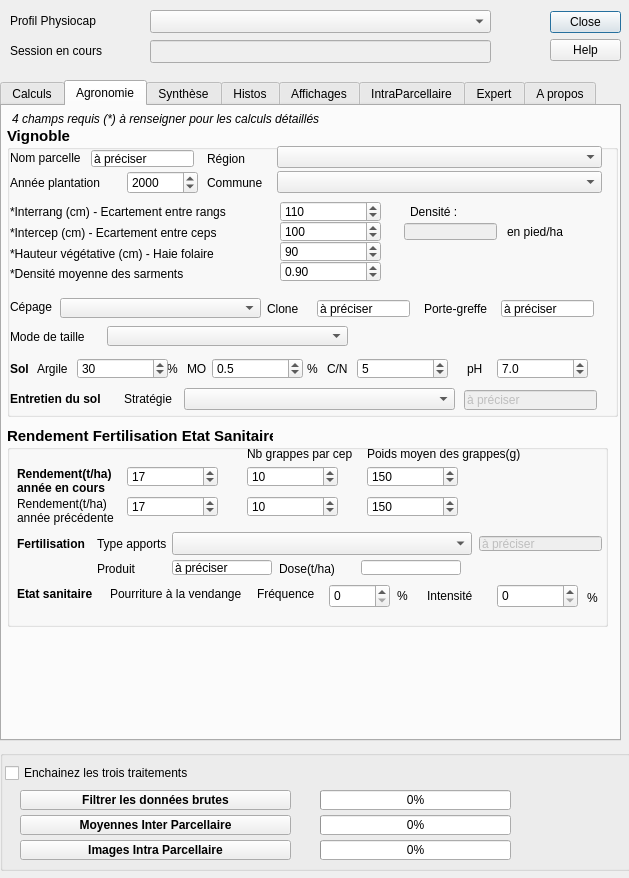
jhemmi/Physiocap3, file Physiocap3_dialog_base.ui: the form before one commit.
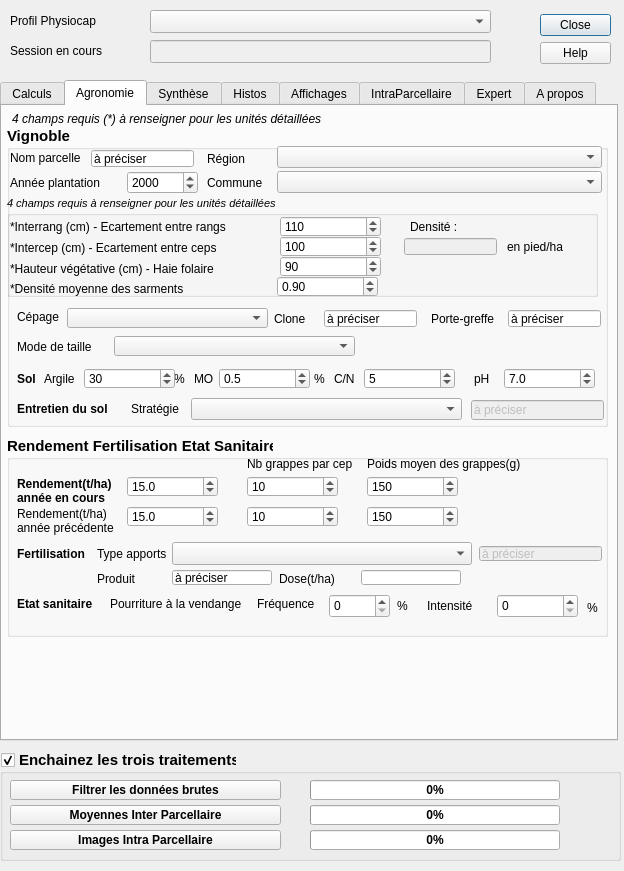
The form after the commit. The open tabs and pages were chosen to show the change.

```diff
--- a/Physiocap3_dialog_base.ui
+++ b/Physiocap3_dialog_base.ui
@@ -6,8 +6,8 @@
    <rect>
     <x>0</x>
     <y>0</y>
-    <width>629</width>
-    <height>878</height>
+    <width>624</width>
+    <height>871</height>
    </rect>
   </property>
   <property name="minimumSize">
@@ -31,8 +31,8 @@
   <widget class="QDialogButtonBox" name="buttonBox">
    <property name="geometry">
     <rect>
-     <x>550</x>
-     <y>5</y>
+     <x>540</x>
+     <y>8</y>
      <width>71</width>
      <height>61</height>
     </rect>
@@ -75,7 +75,7 @@
     <rect>
      <x>0</x>
      <y>80</y>
-     <width>621</width>
+     <width>618</width>
      <height>661</height>
     </rect>
    </property>
@@ -977,8 +977,8 @@
       <rect>
        <x>5</x>
        <y>20</y>
-       <width>611</width>
-       <height>291</height>
+       <width>601</width>
+       <height>301</height>
       </rect>
      </property>
      <property name="sizePolicy">
@@ -1009,284 +1009,11 @@
      <property name="checkable">
       <bool>false</bool>
      </property>
-     <widget class="QLabel" name="lab_51">
-      <property name="geometry">
-       <rect>
-        <x>3</x>
-        <y>75</y>
-        <width>251</width>
-        <height>21</height>
-       </rect>
-      </property>
-      <property name="sizePolicy">
-       <sizepolicy hsizetype="Minimum" vsizetype="Fixed">
-        <horstretch>0</horstretch>
-        <verstretch>0</verstretch>
-       </sizepolicy>
-      </property>
-      <property name="font">
-       <font>
-        <pointsize>9</pointsize>
-       </font>
-      </property>
-      <property name="text">
-       <string>*Interrang (cm) - Ecartement entre rangs</string>
-      </property>
-     </widget>
-     <widget class="QSpinBox" name="spinBoxInterrangs">
-      <property name="geometry">
-       <rect>
-        <x>273</x>
-        <y>75</y>
-        <width>101</width>
-        <height>21</height>
-       </rect>
-      </property>
-      <property name="font">
-       <font>
-        <pointsize>9</pointsize>
-       </font>
-      </property>
-      <property name="minimum">
-       <number>70</number>
-      </property>
-      <property name="maximum">
-       <number>500</number>
-      </property>
-      <property name="singleStep">
-       <number>5</number>
-      </property>
-      <property name="value">
-       <number>110</number>
-      </property>
-     </widget>
-     <widget class="QLabel" name="lab_52">
-      <property name="geometry">
-       <rect>
-        <x>3</x>
-        <y>96</y>
-        <width>261</width>
-        <height>21</height>
-       </rect>
-      </property>
-      <property name="sizePolicy">
-       <sizepolicy hsizetype="Minimum" vsizetype="Fixed">
-        <horstretch>0</horstretch>
-        <verstretch>0</verstretch>
-       </sizepolicy>
-      </property>
-      <property name="font">
-       <font>
-        <pointsize>9</pointsize>
-       </font>
-      </property>
-      <property name="text">
-       <string>*Intercep (cm) - Ecartement entre ceps</string>
-      </property>
-     </widget>
-     <widget class="QSpinBox" name="spinBoxInterceps">
-      <property name="geometry">
-       <rect>
-        <x>273</x>
-        <y>95</y>
-        <width>101</width>
-        <height>21</height>
-       </rect>
-      </property>
-      <property name="font">
-       <font>
-        <pointsize>9</pointsize>
-       </font>
-      </property>
-      <property name="minimum">
-       <number>50</number>
-      </property>
-      <property name="maximum">
-       <number>250</number>
-      </property>
-      <property name="singleStep">
-       <number>5</number>
-      </property>
-      <property name="value">
-       <number>100</number>
-      </property>
-     </widget>
-     <widget class="QLabel" name="lab_55">
-      <property name="geometry">
-       <rect>
-        <x>3</x>
-        <y>117</y>
-        <width>291</width>
-        <height>21</height>
-       </rect>
-      </property>
-      <property name="sizePolicy">
-       <sizepolicy hsizetype="Minimum" vsizetype="Fixed">
-        <horstretch>0</horstretch>
-        <verstretch>0</verstretch>
-       </sizepolicy>
-      </property>
-      <property name="font">
-       <font>
-        <pointsize>9</pointsize>
-       </font>
-      </property>
-      <property name="text">
-       <string>*Hauteur végétative (cm) - Haie folaire</string>
-      </property>
-     </widget>
-     <widget class="QSpinBox" name="spinBoxHauteur">
-      <property name="geometry">
-       <rect>
-        <x>273</x>
-        <y>115</y>
-        <width>101</width>
-        <height>21</height>
-       </rect>
-      </property>
-      <property name="font">
-       <font>
-        <pointsize>9</pointsize>
-       </font>
-      </property>
-      <property name="minimum">
-       <number>30</number>
-      </property>
-      <property name="maximum">
-       <number>200</number>
-      </property>
-      <property name="singleStep">
-       <number>5</number>
-      </property>
-      <property name="value">
-       <number>90</number>
-      </property>
-     </widget>
-     <widget class="QLabel" name="lab_56">
-      <property name="geometry">
-       <rect>
-        <x>3</x>
-        <y>137</y>
-        <width>221</width>
-        <height>21</height>
-       </rect>
-      </property>
-      <property name="sizePolicy">
-       <sizepolicy hsizetype="Minimum" vsizetype="Fixed">
-        <horstretch>0</horstretch>
-        <verstretch>0</verstretch>
-       </sizepolicy>
-      </property>
-      <property name="font">
-       <font>
-        <pointsize>9</pointsize>
-       </font>
-      </property>
-      <property name="text">
-       <string>*Densité moyenne des sarments</string>
-      </property>
-     </widget>
-     <widget class="QDoubleSpinBox" name="doubleSpinBoxDensite">
-      <property name="geometry">
-       <rect>
-        <x>273</x>
-        <y>135</y>
-        <width>101</width>
-        <height>21</height>
-       </rect>
-      </property>
-      <property name="font">
-       <font>
-        <pointsize>9</pointsize>
-       </font>
-      </property>
-      <property name="toolTip">
-       <string>&lt;html&gt;&lt;head/&gt;&lt;body&gt;&lt;p&gt;&lt;span style=&quot; font-size:10pt; color:#00aa00;&quot;&gt;Cette densité est utilisée dans le calcul de Biomasse en kg. La valeur 0,9 est une mesure moyenne dans la région Champagne. Mais la densité de vos bois dépend du cépage et des conditions météo.&lt;/span&gt;&lt;/p&gt;&lt;p&gt;&lt;span style=&quot; font-size:10pt; font-style:italic; color:#00aa00;&quot;&gt;Astuce : cette densité est un réel biais si vous comparez l'indice de biomasse à des pesées de bois de taille. Dans ce cas, prenez le temps de faire une mesure réelle de la densité de vos sarments, avant de préciser votre densité moyenne des sarments.&lt;/span&gt;&lt;/p&gt;&lt;/body&gt;&lt;/html&gt;</string>
-      </property>
-      <property name="decimals">
-       <number>2</number>
-      </property>
-      <property name="minimum">
-       <double>0.500000000000000</double>
-      </property>
-      <property name="maximum">
-       <double>1.000000000000000</double>
-      </property>
-      <property name="singleStep">
-       <double>0.050000000000000</double>
-      </property>
-      <property name="value">
-       <double>0.900000000000000</double>
-      </property>
-     </widget>
-     <widget class="QLabel" name="lab_53">
-      <property name="geometry">
-       <rect>
-        <x>403</x>
-        <y>75</y>
-        <width>71</width>
-        <height>21</height>
-       </rect>
-      </property>
-      <property name="font">
-       <font>
-        <pointsize>9</pointsize>
-       </font>
-      </property>
-      <property name="text">
-       <string>Densité :</string>
-      </property>
-     </widget>
-     <widget class="QLineEdit" name="lineEditDensite">
-      <property name="enabled">
-       <bool>false</bool>
-      </property>
-      <property name="geometry">
-       <rect>
-        <x>393</x>
-        <y>93</y>
-        <width>101</width>
-        <height>25</height>
-       </rect>
-      </property>
-      <property name="font">
-       <font>
-        <pointsize>9</pointsize>
-       </font>
-      </property>
-      <property name="inputMethodHints">
-       <set>Qt::ImhDialableCharactersOnly</set>
-      </property>
-      <property name="maxLength">
-       <number>50</number>
-      </property>
-      <property name="dragEnabled">
-       <bool>true</bool>
-      </property>
-     </widget>
-     <widget class="QLabel" name="lab_54">
-      <property name="geometry">
-       <rect>
-        <x>500</x>
-        <y>95</y>
-        <width>81</width>
-        <height>21</height>
-       </rect>
-      </property>
-      <property name="font">
-       <font>
-        <pointsize>9</pointsize>
-       </font>
-      </property>
-      <property name="text">
-       <string>en pied/ha</string>
-      </property>
-     </widget>
      <widget class="QComboBox" name="comboBoxCepage">
       <property name="geometry">
        <rect>
-        <x>53</x>
-        <y>172</y>
+        <x>60</x>
+        <y>182</y>
         <width>201</width>
         <height>20</height>
        </rect>
@@ -1303,8 +1030,8 @@
      <widget class="QLabel" name="lab_57">
       <property name="geometry">
        <rect>
-        <x>3</x>
-        <y>170</y>
+        <x>10</x>
+        <y>180</y>
         <width>61</width>
         <height>21</height>
        </rect>
@@ -1327,8 +1054,8 @@
      <widget class="QLineEdit" name="lineEditPorteGreffe">
       <property name="geometry">
        <rect>
-        <x>490</x>
-        <y>170</y>
+        <x>497</x>
+        <y>180</y>
         <width>101</width>
         <height>25</height>
        </rect>
@@ -1351,8 +1078,8 @@
      <widget class="QLabel" name="label_6">
       <property name="geometry">
        <rect>
-        <x>417</x>
-        <y>172</y>
+        <x>424</x>
+        <y>182</y>
         <width>71</width>
         <height>22</height>
        </rect>
@@ -1369,8 +1096,8 @@
      <widget class="QLineEdit" name="lineEditClone">
       <property name="geometry">
        <rect>
-        <x>306</x>
-        <y>170</y>
+        <x>313</x>
+        <y>180</y>
         <width>101</width>
         <height>25</height>
        </rect>
@@ -1393,8 +1120,8 @@
      <widget class="QLabel" name="label">
       <property name="geometry">
        <rect>
-        <x>260</x>
-        <y>172</y>
+        <x>267</x>
+        <y>182</y>
         <width>67</width>
         <height>22</height>
        </rect>
@@ -1579,8 +1306,8 @@
      <widget class="QLabel" name="label_10">
       <property name="geometry">
        <rect>
-        <x>160</x>
-        <y>230</y>
+        <x>167</x>
+        <y>240</y>
         <width>11</width>
         <height>26</height>
        </rect>
@@ -1597,8 +1324,8 @@
      <widget class="QLabel" name="label_9">
       <property name="geometry">
        <rect>
-        <x>30</x>
-        <y>230</y>
+        <x>37</x>
+        <y>240</y>
         <width>41</width>
         <height>26</height>
        </rect>
@@ -1615,8 +1342,8 @@
      <widget class="QLabel" name="label_PH">
       <property name="geometry">
        <rect>
-        <x>460</x>
-        <y>230</y>
+        <x>467</x>
+        <y>240</y>
         <width>21</width>
         <height>26</height>
        </rect>
@@ -1633,8 +1360,8 @@
      <widget class="QLabel" name="label_11">
       <property name="geometry">
        <rect>
-        <x>180</x>
-        <y>230</y>
+        <x>187</x>
+        <y>240</y>
         <width>24</width>
         <height>26</height>
        </rect>
@@ -1651,8 +1378,8 @@
      <widget class="QLabel" name="label_16">
       <property name="geometry">
        <rect>
-        <x>3</x>
-        <y>230</y>
+        <x>10</x>
+        <y>240</y>
         <width>31</width>
         <height>26</height>
        </rect>
@@ -1671,8 +1398,8 @@
      <widget class="QComboBox" name="comboBoxStrategieSol">
       <property name="geometry">
        <rect>
-        <x>177</x>
-        <y>262</y>
+        <x>184</x>
+        <y>272</y>
         <width>271</width>
         <height>22</height>
        </rect>
@@ -1686,8 +1413,8 @@
      <widget class="QLabel" name="label_30">
       <property name="geometry">
        <rect>
-        <x>3</x>
-        <y>260</y>
+        <x>10</x>
+        <y>270</y>
         <width>122</width>
         <height>25</height>
        </rect>
@@ -1706,8 +1433,8 @@
      <widget class="QLabel" name="label_29">
       <property name="geometry">
        <rect>
-        <x>117</x>
-        <y>260</y>
+        <x>124</x>
+        <y>270</y>
         <width>71</width>
         <height>25</height>
        </rect>
@@ -1727,8 +1454,8 @@
       </property>
       <property name="geometry">
        <rect>
-        <x>453</x>
-        <y>260</y>
+        <x>460</x>
+        <y>270</y>
         <width>141</width>
         <height>28</height>
        </rect>
@@ -1760,8 +1487,8 @@
      <widget class="QLabel" name="lab_58">
       <property name="geometry">
        <rect>
-        <x>3</x>
-        <y>200</y>
+        <x>10</x>
+        <y>210</y>
         <width>121</width>
         <height>21</height>
        </rect>
@@ -1786,8 +1513,8 @@
      <widget class="QComboBox" name="comboBoxTaille">
       <property name="geometry">
        <rect>
-        <x>100</x>
-        <y>200</y>
+        <x>107</x>
+        <y>210</y>
         <width>241</width>
         <height>20</height>
        </rect>
@@ -1801,8 +1528,8 @@
      <widget class="QLabel" name="label_14">
       <property name="geometry">
        <rect>
-        <x>320</x>
-        <y>230</y>
+        <x>327</x>
+        <y>240</y>
         <width>21</width>
         <height>26</height>
        </rect>
@@ -1819,8 +1546,8 @@
      <widget class="QSpinBox" name="spinBoxArgile">
       <property name="geometry">
        <rect>
-        <x>70</x>
-        <y>232</y>
+        <x>77</x>
+        <y>242</y>
         <width>91</width>
         <height>21</height>
        </rect>
@@ -1855,8 +1582,8 @@
      <widget class="QDoubleSpinBox" name="doubleSpinBoxMO">
       <property name="geometry">
        <rect>
-        <x>205</x>
-        <y>232</y>
+        <x>212</x>
+        <y>242</y>
         <width>91</width>
         <height>21</height>
        </rect>
@@ -1891,8 +1618,8 @@
      <widget class="QSpinBox" name="spinBoxCsurN">
       <property name="geometry">
        <rect>
-        <x>350</x>
-        <y>232</y>
+        <x>357</x>
+        <y>242</y>
         <width>91</width>
         <height>21</height>
        </rect>
@@ -1927,8 +1654,8 @@
      <widget class="QDoubleSpinBox" name="doubleSpinBoxPH">
       <property name="geometry">
        <rect>
-        <x>490</x>
-        <y>232</y>
+        <x>497</x>
+        <y>242</y>
         <width>91</width>
         <height>21</height>
        </rect>
@@ -1963,8 +1690,8 @@
      <widget class="QLabel" name="label_12">
       <property name="geometry">
        <rect>
-        <x>300</x>
-        <y>230</y>
+        <x>307</x>
+        <y>240</y>
         <width>11</width>
         <height>26</height>
        </rect>
@@ -1978,6 +1705,298 @@
        <string>%</string>
       </property>
      </widget>
+     <widget class="QGroupBox" name="groupBoxQuatresRequis">
+      <property name="geometry">
+       <rect>
+        <x>0</x>
+        <y>70</y>
+        <width>591</width>
+        <height>101</height>
+       </rect>
+      </property>
+      <property name="font">
+       <font>
+        <pointsize>8</pointsize>
+        <italic>true</italic>
+       </font>
+      </property>
+      <property name="title">
+       <string>4 champs requis à renseigner pour les unités détaillées</string>
+      </property>
+      <widget class="QLabel" name="lab_54">
+       <property name="geometry">
+        <rect>
+         <x>500</x>
+         <y>40</y>
+         <width>81</width>
+         <height>21</height>
+        </rect>
+       </property>
+       <property name="font">
+        <font>
+         <pointsize>9</pointsize>
+        </font>
+       </property>
+       <property name="text">
+        <string>en pied/ha</string>
+       </property>
+      </widget>
+      <widget class="QSpinBox" name="spinBoxInterrangs">
+       <property name="geometry">
+        <rect>
+         <x>273</x>
+         <y>20</y>
+         <width>101</width>
+         <height>21</height>
+        </rect>
+       </property>
+       <property name="font">
+        <font>
+         <pointsize>9</pointsize>
+        </font>
+       </property>
+       <property name="minimum">
+        <number>70</number>
+       </property>
+       <property name="maximum">
+        <number>500</number>
+       </property>
+       <property name="singleStep">
+        <number>5</number>
+       </property>
+       <property name="value">
+        <number>110</number>
+       </property>
+      </widget>
+      <widget class="QLabel" name="lab_52">
+       <property name="geometry">
+        <rect>
+         <x>3</x>
+         <y>41</y>
+         <width>261</width>
+         <height>21</height>
+        </rect>
+       </property>
+       <property name="sizePolicy">
+        <sizepolicy hsizetype="Minimum" vsizetype="Fixed">
+         <horstretch>0</horstretch>
+         <verstretch>0</verstretch>
+        </sizepolicy>
+       </property>
+       <property name="font">
+        <font>
+         <pointsize>9</pointsize>
+        </font>
+       </property>
+       <property name="text">
+        <string>*Intercep (cm) - Ecartement entre ceps</string>
+       </property>
+      </widget>
+      <widget class="QSpinBox" name="spinBoxHauteur">
+       <property name="geometry">
+        <rect>
+         <x>273</x>
+         <y>60</y>
+         <width>101</width>
+         <height>21</height>
+        </rect>
+       </property>
+       <property name="font">
+        <font>
+         <pointsize>9</pointsize>
+        </font>
+       </property>
+       <property name="minimum">
+        <number>30</number>
+       </property>
+       <property name="maximum">
+        <number>200</number>
+       </property>
+       <property name="singleStep">
+        <number>5</number>
+       </property>
+       <property name="value">
+        <number>90</number>
+       </property>
+      </widget>
+      <widget class="QLabel" name="lab_56">
+       <property name="geometry">
+        <rect>
+         <x>3</x>
+         <y>82</y>
+         <width>231</width>
+         <height>21</height>
+        </rect>
+       </property>
+       <property name="sizePolicy">
+        <sizepolicy hsizetype="Minimum" vsizetype="Fixed">
+         <horstretch>0</horstretch>
+         <verstretch>0</verstretch>
+        </sizepolicy>
+       </property>
+       <property name="font">
+        <font>
+         <pointsize>9</pointsize>
+        </font>
+       </property>
+       <property name="text">
+        <string>*Densité moyenne des sarments</string>
+       </property>
+      </widget>
+      <widget class="QSpinBox" name="spinBoxInterceps">
+       <property name="geometry">
+        <rect>
+         <x>273</x>
+         <y>40</y>
+         <width>101</width>
+         <height>21</height>
+        </rect>
+       </property>
+       <property name="font">
+        <font>
+         <pointsize>9</pointsize>
+        </font>
+       </property>
+       <property name="minimum">
+        <number>50</number>
+       </property>
+       <property name="maximum">
+        <number>250</number>
+       </property>
+       <property name="singleStep">
+        <number>5</number>
+       </property>
+       <property name="value">
+        <number>100</number>
+       </property>
+      </widget>
+      <widget class="QDoubleSpinBox" name="doubleSpinBoxDensite">
+       <property name="geometry">
+        <rect>
+         <x>270</x>
+         <y>80</y>
+         <width>101</width>
+         <height>21</height>
+        </rect>
+       </property>
+       <property name="font">
+        <font>
+         <pointsize>9</pointsize>
+        </font>
+       </property>
+       <property name="toolTip">
+        <string>&lt;html&gt;&lt;head/&gt;&lt;body&gt;&lt;p&gt;&lt;span style=&quot; font-size:10pt; color:#00aa00;&quot;&gt;Cette densité est utilisée dans le calcul de Biomasse en kg. La valeur 0,9 est une mesure moyenne dans la région Champagne. Mais la densité de vos bois dépend du cépage et des conditions météo.&lt;/span&gt;&lt;/p&gt;&lt;p&gt;&lt;span style=&quot; font-size:10pt; font-style:italic; color:#00aa00;&quot;&gt;Astuce : cette densité est un réel biais si vous comparez l'indice de biomasse à des pesées de bois de taille. Dans ce cas, prenez le temps de faire une mesure réelle de la densité de vos sarments, avant de préciser votre densité moyenne des sarments.&lt;/span&gt;&lt;/p&gt;&lt;/body&gt;&lt;/html&gt;</string>
+       </property>
+       <property name="decimals">
+        <number>2</number>
+       </property>
+       <property name="minimum">
+        <double>0.500000000000000</double>
+       </property>
+       <property name="maximum">
+        <double>1.000000000000000</double>
+       </property>
+       <property name="singleStep">
+        <double>0.050000000000000</double>
+       </property>
+       <property name="value">
+        <double>0.900000000000000</double>
+       </property>
+      </widget>
+      <widget class="QLabel" name="lab_53">
+       <property name="geometry">
+        <rect>
+         <x>403</x>
+         <y>20</y>
+         <width>71</width>
+         <height>21</height>
+        </rect>
+       </property>
+       <property name="font">
+        <font>
+         <pointsize>9</pointsize>
+        </font>
+       </property>
+       <property name="text">
+        <string>Densité :</string>
+       </property>
+      </widget>
+      <widget class="QLabel" name="lab_55">
+       <property name="geometry">
+        <rect>
+         <x>3</x>
+         <y>62</y>
+         <width>251</width>
+         <height>21</height>
+        </rect>
+       </property>
+       <property name="sizePolicy">
+        <sizepolicy hsizetype="Minimum" vsizetype="Fixed">
+         <horstretch>0</horstretch>
+         <verstretch>0</verstretch>
+        </sizepolicy>
+       </property>
+       <property name="font">
+        <font>
+         <pointsize>9</pointsize>
+        </font>
+       </property>
+       <property name="text">
+        <string>*Hauteur végétative (cm) - Haie folaire</string>
+       </property>
+      </widget>
+      <widget class="QLineEdit" name="lineEditDensite">
+       <property name="enabled">
+        <bool>false</bool>
+       </property>
+       <property name="geometry">
+        <rect>
+         <x>393</x>
+         <y>38</y>
+         <width>101</width>
+         <height>25</height>
+        </rect>
+       </property>
+       <property name="font">
+        <font>
+         <pointsize>9</pointsize>
+        </font>
+       </property>
+       <property name="inputMethodHints">
+        <set>Qt::ImhDialableCharactersOnly</set>
+       </property>
+       <property name="maxLength">
+        <number>50</number>
+       </property>
+       <property name="dragEnabled">
+        <bool>true</bool>
+       </property>
+      </widget>
+      <widget class="QLabel" name="lab_51">
+       <property name="geometry">
+        <rect>
+         <x>3</x>
+         <y>20</y>
+         <width>251</width>
+         <height>21</height>
+        </rect>
+       </property>
+       <property name="sizePolicy">
+        <sizepolicy hsizetype="Minimum" vsizetype="Fixed">
+         <horstretch>0</horstretch>
+         <verstretch>0</verstretch>
+        </sizepolicy>
+       </property>
+       <property name="font">
+        <font>
+         <pointsize>9</pointsize>
+        </font>
+       </property>
+       <property name="text">
+        <string>*Interrang (cm) - Ecartement entre rangs</string>
+       </property>
+      </widget>
+     </widget>
     </widget>
     <widget class="QLabel" name="lab_50">
      <property name="enabled">
@@ -2004,7 +2023,7 @@
       </font>
      </property>
      <property name="text">
-      <string>4 champs requis (*) à renseigner pour les calculs détaillés</string>
+      <string>4 champs requis (*) à renseigner pour les unités détaillées</string>
      </property>
     </widget>
     <widget class="QGroupBox" name="groupBoxAgroSaisie">
@@ -2014,7 +2033,7 @@
      <property name="geometry">
       <rect>
        <x>5</x>
-       <y>320</y>
+       <y>330</y>
        <width>601</width>
        <height>201</height>
       </rect>
@@ -2145,42 +2164,6 @@
        <string>Poids moyen des grappes(g)</string>
       </property>
      </widget>
-     <widget class="QSpinBox" name="spinBoxRendement">
-      <property name="geometry">
-       <rect>
-        <x>120</x>
-        <y>40</y>
-        <width>91</width>
-        <height>21</height>
-       </rect>
-      </property>
-      <property name="font">
-       <font>
-        <pointsize>9</pointsize>
-       </font>
-      </property>
-      <property name="inputMethodHints">
-       <set>Qt::ImhDigitsOnly</set>
-      </property>
-      <property name="specialValueText">
-       <string>Inconnu</string>
-      </property>
-      <property name="minimum">
-       <number>1</number>
-      </property>
-      <property name="maximum">
-       <number>50</number>
-      </property>
-      <property name="singleStep">
-       <number>1</number>
-      </property>
-      <property name="value">
-       <number>15</number>
-      </property>
-      <property name="displayIntegerBase">
-       <number>8</number>
-      </property>
-     </widget>
      <widget class="QSpinBox" name="spinBoxNbGrappes">
       <property name="geometry">
        <rect>
@@ -2352,42 +2335,6 @@
        <number>10</number>
       </property>
      </widget>
-     <widget class="QSpinBox" name="spinBoxRendement_N1">
-      <property name="geometry">
-       <rect>
-        <x>120</x>
-        <y>70</y>
-        <width>91</width>
-        <height>21</height>
-       </rect>
-      </property>
-      <property name="font">
-       <font>
-        <pointsize>9</pointsize>
-       </font>
-      </property>
-      <property name="inputMethodHints">
-       <set>Qt::ImhDigitsOnly</set>
-      </property>
-      <property name="specialValueText">
-       <string>Inconnu</string>
-      </property>
-      <property name="minimum">
-       <number>1</number>
-      </property>
-      <property name="maximum">
-       <number>50</number>
-      </property>
-      <property name="singleStep">
-       <number>1</number>
-      </property>
-      <property name="value">
-       <number>15</number>
-      </property>
-      <property name="displayIntegerBase">
-       <number>8</number>
-      </property>
-     </widget>
      <widget class="QComboBox" name="comboBoxTypeApportFert">
       <property name="geometry">
        <rect>
@@ -2782,6 +2729,78 @@
        <string>%</string>
       </property>
      </widget>
+     <widget class="QDoubleSpinBox" name="doubleSpinBoxRendement">
+      <property name="geometry">
+       <rect>
+        <x>120</x>
+        <y>40</y>
+        <width>91</width>
+        <height>21</height>
+       </rect>
+      </property>
+      <property name="font">
+       <font>
+        <pointsize>9</pointsize>
+       </font>
+      </property>
+      <property name="toolTip">
+       <string>&lt;html&gt;&lt;head/&gt;&lt;body&gt;&lt;p&gt;&lt;span style=&quot; font-size:10pt; color:#00aa00;&quot;&gt;Cette densité est utilisée dans le calcul de Biomasse en kg. La valeur 0,9 est une mesure moyenne dans la région Champagne. Mais la densité de vos bois dépend du cépage et des conditions météo.&lt;/span&gt;&lt;/p&gt;&lt;p&gt;&lt;span style=&quot; font-size:10pt; font-style:italic; color:#00aa00;&quot;&gt;Astuce : cette densité est un réel biais si vous comparez l'indice de biomasse à des pesées de bois de taille. Dans ce cas, prenez le temps de faire une mesure réelle de la densité de vos sarments, avant de préciser votre densité moyenne des sarments.&lt;/span&gt;&lt;/p&gt;&lt;/body&gt;&lt;/html&gt;</string>
+      </property>
+      <property name="specialValueText">
+       <string>Inconnu</string>
+      </property>
+      <property name="decimals">
+       <number>1</number>
+      </property>
+      <property name="minimum">
+       <double>0.000000000000000</double>
+      </property>
+      <property name="maximum">
+       <double>45.000000000000000</double>
+      </property>
+      <property name="singleStep">
+       <double>5.000000000000000</double>
+      </property>
+      <property name="value">
+       <double>15.000000000000000</double>
+      </property>
+     </widget>
+     <widget class="QDoubleSpinBox" name="doubleSpinBoxRendement_N1">
+      <property name="geometry">
+       <rect>
+        <x>120</x>
+        <y>70</y>
+        <width>91</width>
+        <height>21</height>
+       </rect>
+      </property>
+      <property name="font">
+       <font>
+        <pointsize>9</pointsize>
+       </font>
+      </property>
+      <property name="toolTip">
+       <string>&lt;html&gt;&lt;head/&gt;&lt;body&gt;&lt;p&gt;&lt;span style=&quot; font-size:10pt; color:#00aa00;&quot;&gt;Cette densité est utilisée dans le calcul de Biomasse en kg. La valeur 0,9 est une mesure moyenne dans la région Champagne. Mais la densité de vos bois dépend du cépage et des conditions météo.&lt;/span&gt;&lt;/p&gt;&lt;p&gt;&lt;span style=&quot; font-size:10pt; font-style:italic; color:#00aa00;&quot;&gt;Astuce : cette densité est un réel biais si vous comparez l'indice de biomasse à des pesées de bois de taille. Dans ce cas, prenez le temps de faire une mesure réelle de la densité de vos sarments, avant de préciser votre densité moyenne des sarments.&lt;/span&gt;&lt;/p&gt;&lt;/body&gt;&lt;/html&gt;</string>
+      </property>
+      <property name="specialValueText">
+       <string>Inconnu</string>
+      </property>
+      <property name="decimals">
+       <number>1</number>
+      </property>
+      <property name="minimum">
+       <double>0.000000000000000</double>
+      </property>
+      <property name="maximum">
+       <double>45.000000000000000</double>
+      </property>
+      <property name="singleStep">
+       <double>5.000000000000000</double>
+      </property>
+      <property name="value">
+       <double>15.000000000000000</double>
+      </property>
+     </widget>
     </widget>
    </widget>
    <widget class="QWidget" name="tabSynthese">
@@ -7062,31 +7081,33 @@
     <rect>
      <x>0</x>
      <y>750</y>
-     <width>631</width>
-     <height>121</height>
+     <width>621</width>
+     <height>111</height>
     </rect>
    </property>
    <property name="font">
     <font>
-     <pointsize>1</pointsize>
+     <pointsize>11</pointsize>
+     <weight>75</weight>
+     <bold>true</bold>
      <kerning>true</kerning>
     </font>
    </property>
    <property name="title">
-    <string/>
+    <string>Enchainez les trois traitements</string>
    </property>
    <property name="checkable">
-    <bool>false</bool>
+    <bool>true</bool>
    </property>
    <property name="checked">
-    <bool>false</bool>
+    <bool>true</bool>
    </property>
    <widget class="QProgressBar" name="progressBar">
     <property name="geometry">
      <rect>
-      <x>320</x>
-      <y>40</y>
-      <width>191</width>
+      <x>310</x>
+      <y>30</y>
+      <width>250</width>
       <height>20</height>
      </rect>
     </property>
@@ -7105,8 +7126,8 @@
    <widget class="QPushButton" name="ButtonInter">
     <property name="geometry">
      <rect>
-      <x>20</x>
-      <y>65</y>
+      <x>10</x>
+      <y>55</y>
       <width>271</width>
       <height>20</height>
      </rect>
@@ -7171,8 +7192,8 @@
     </property>
     <property name="geometry">
      <rect>
-      <x>20</x>
-      <y>90</y>
+      <x>10</x>
+      <y>80</y>
       <width>271</width>
       <height>20</height>
      </rect>
@@ -7243,8 +7264,8 @@
     </property>
     <property name="geometry">
      <rect>
-      <x>20</x>
-      <y>40</y>
+      <x>10</x>
+      <y>30</y>
       <width>271</width>
       <height>20</height>
      </rect>
@@ -7272,9 +7293,9 @@
    <widget class="QProgressBar" name="progressBarInter">
     <property name="geometry">
      <rect>
-      <x>320</x>
-      <y>65</y>
-      <width>191</width>
+      <x>310</x>
+      <y>55</y>
+      <width>250</width>
       <height>20</height>
      </rect>
     </property>
@@ -7293,9 +7314,9 @@
    <widget class="QProgressBar" name="progressBarIntra">
     <property name="geometry">
      <rect>
-      <x>320</x>
-      <y>90</y>
-      <width>191</width>
+      <x>310</x>
+      <y>80</y>
+      <width>250</width>
       <height>20</height>
      </rect>
     </property>
@@ -7317,35 +7338,6 @@
      <number>0</number>
     </property>
    </widget>
-   <widget class="QCheckBox" name="checkBoxEnchainer3Actions">
-    <property name="geometry">
-     <rect>
-      <x>5</x>
-      <y>10</y>
-      <width>371</width>
-      <height>26</height>
-     </rect>
-    </property>
-    <property name="sizePolicy">
-     <sizepolicy hsizetype="Minimum" vsizetype="Fixed">
-      <horstretch>0</horstretch>
-      <verstretch>0</verstretch>
-     </sizepolicy>
-    </property>
-    <property name="font">
-     <font>
-      <pointsize>9</pointsize>
-      <weight>50</weight>
-      <bold>false</bold>
-     </font>
-    </property>
-    <property name="toolTip">
-     <string>&lt;html&gt;&lt;head/&gt;&lt;body&gt;&lt;p&gt;&lt;span style=&quot; font-size:10pt; color:#00aa00;&quot;&gt;Si vous souhaitez regrouper des données MID de plusieurs sous répertoires, cochez la case &amp;quot;Recherche des MIDs dans les sous répertoires&amp;quot;.&lt;/span&gt;&lt;/p&gt;&lt;p&gt;&lt;span style=&quot; font-size:10pt; font-style:italic; color:#00aa00;&quot;&gt;Astuce : vous pouvez regrouper toutes les données brutes d'une campagne, d'un cépage ou d'un secteur dans un même arbre de données. Choisissez un nom de session Physiocap explicitant le regroupement. L'extension Physiocap les traitera avec un même paramétrage.&lt;/span&gt;&lt;/p&gt;&lt;/body&gt;&lt;/html&gt;</string>
-    </property>
-    <property name="text">
-     <string>Enchainez les trois traitements</string>
-    </property>
-   </widget>
   </widget>
   <widget class="QLineEdit" name="lineEditDerniereSession">
    <property name="enabled">
```
Left out of the diff: 334 changed lines with no effect on the pictures.
